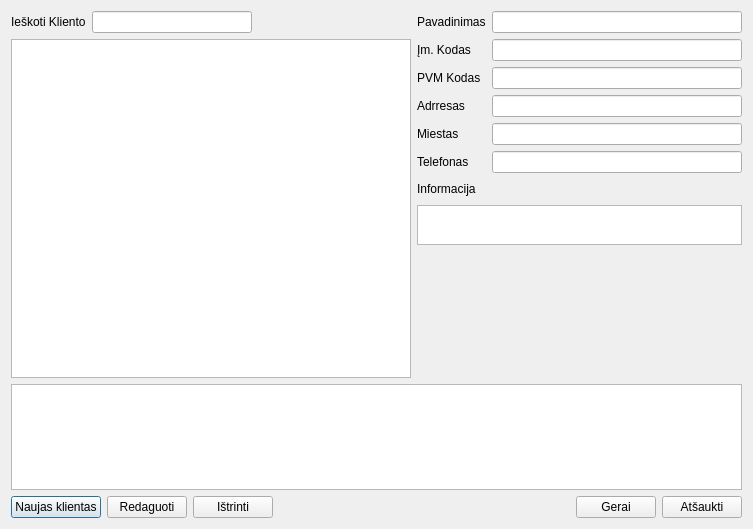
Above: duombaze/klientupaieska.ui from Tautvydas2019/Diplomas before the change. Below: the same form after it.
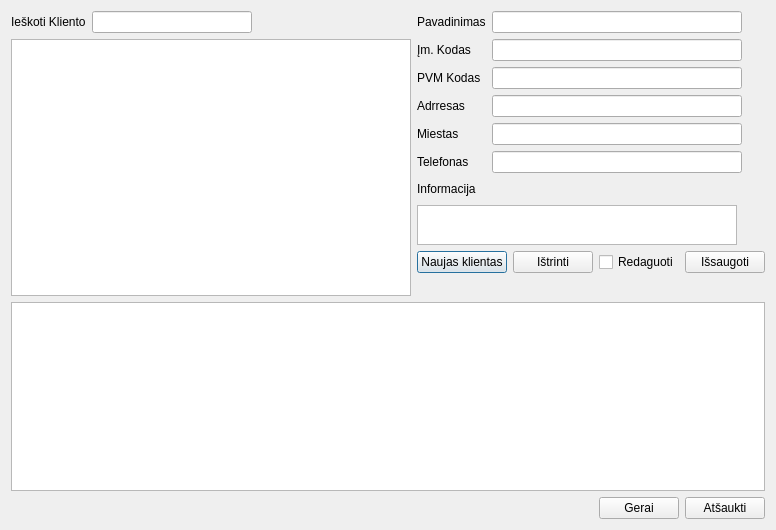
That is the form after the change.

The edit to the form file:
```diff
--- a/duombaze/klientupaieska.ui
+++ b/duombaze/klientupaieska.ui
@@ -6,18 +6,22 @@
    <rect>
     <x>0</x>
     <y>0</y>
-    <width>710</width>
-    <height>529</height>
+    <width>760</width>
+    <height>530</height>
    </rect>
   </property>
+  <property name="maximumSize">
+   <size>
+    <width>1000000</width>
+    <height>16777215</height>
+   </size>
+  </property>
   <property name="windowTitle">
    <string>Dialog</string>
   </property>
-  <layout class="QVBoxLayout" name="verticalLayout_3">
-   <item>
-    <layout class="QHBoxLayout" name="horizontalLayout_2">
-     <item>
-      <layout class="QVBoxLayout" name="verticalLayout_2">
+  <layout class="QGridLayout" name="gridLayout_3">
+   <item row="0" column="0" rowspan="3">
+    <layout class="QVBoxLayout" name="verticalLayout">
        <item>
         <layout class="QHBoxLayout" name="horizontalLayout">
          <item>
@@ -63,9 +67,9 @@
        </item>
       </layout>
      </item>
-     <item>
-      <layout class="QVBoxLayout" name="verticalLayout">
-       <item>
+   <item row="0" column="1">
+    <layout class="QGridLayout" name="gridLayout_2">
+     <item row="0" column="0">
         <layout class="QGridLayout" name="gridLayout">
          <item row="3" column="1">
           <widget class="QLineEdit" name="lineEdit_adresas">
@@ -192,11 +196,11 @@
          </item>
         </layout>
        </item>
-       <item>
+     <item row="1" column="0">
         <widget class="QTextEdit" name="textEdit_informacija">
          <property name="maximumSize">
           <size>
-           <width>16777215</width>
+         <width>320</width>
            <height>40</height>
           </size>
          </property>
@@ -208,50 +212,71 @@
          </property>
         </widget>
        </item>
-       <item>
-        <spacer name="verticalSpacer">
-         <property name="orientation">
-          <enum>Qt::Vertical</enum>
-         </property>
-         <property name="sizeHint" stdset="0">
-          <size>
-           <width>20</width>
-           <height>220</height>
-          </size>
-         </property>
-        </spacer>
-       </item>
-      </layout>
-     </item>
-    </layout>
-   </item>
-   <item>
-    <widget class="QTableView" name="tableView_2"/>
-   </item>
-   <item>
-    <layout class="QHBoxLayout" name="horizontalLayout_3">
+    </layout>
+   </item>
+   <item row="1" column="1">
+    <layout class="QHBoxLayout" name="horizontalLayout_2">
      <item>
       <widget class="QPushButton" name="pushButton_3">
+       <property name="maximumSize">
+        <size>
+         <width>100</width>
+         <height>16777215</height>
+        </size>
+       </property>
        <property name="text">
         <string>Naujas klientas</string>
        </property>
       </widget>
      </item>
-     <item>
-      <widget class="QPushButton" name="pushButton_4">
-       <property name="text">
-        <string>Redaguoti</string>
-       </property>
-      </widget>
-     </item>
      <item>
       <widget class="QPushButton" name="pushButton_5">
+       <property name="maximumSize">
+        <size>
+         <width>100</width>
+         <height>16777215</height>
+        </size>
+       </property>
        <property name="text">
         <string>Ištrinti</string>
        </property>
       </widget>
      </item>
      <item>
+      <widget class="QCheckBox" name="checkBox">
+       <property name="text">
+        <string>Redaguoti</string>
+       </property>
+      </widget>
+     </item>
+     <item>
+      <widget class="QPushButton" name="pushButton_4">
+       <property name="text">
+        <string>Išsaugoti</string>
+       </property>
+      </widget>
+     </item>
+    </layout>
+   </item>
+   <item row="2" column="1">
+    <spacer name="verticalSpacer">
+     <property name="orientation">
+      <enum>Qt::Vertical</enum>
+     </property>
+     <property name="sizeHint" stdset="0">
+      <size>
+       <width>17</width>
+       <height>26</height>
+      </size>
+     </property>
+    </spacer>
+   </item>
+   <item row="3" column="0" colspan="2">
+    <widget class="QTableView" name="tableView_2"/>
+   </item>
+   <item row="4" column="0" colspan="2">
+    <layout class="QHBoxLayout" name="horizontalLayout_3">
+     <item>
       <spacer name="horizontalSpacer_4">
        <property name="orientation">
         <enum>Qt::Horizontal</enum>
```
Left out of the diff: 3 changed lines with no effect on the pictures. Lines whose indentation alone changed are shown as unchanged.
